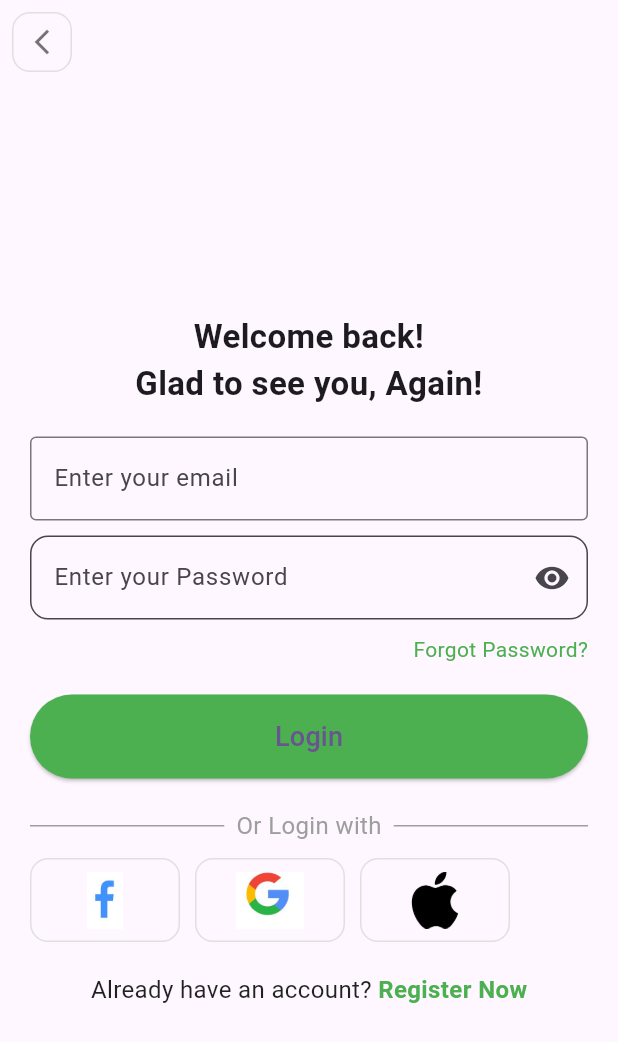
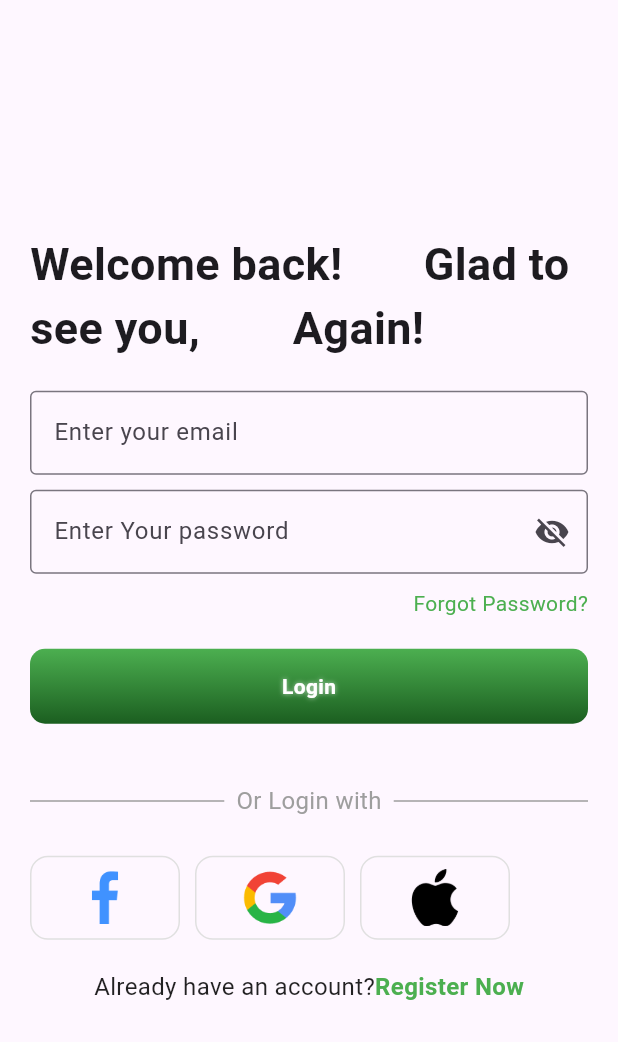
Before and after one commit to zulfiqaralihunzai05/islamic_app, a Flutter app: the screen it shows after launch, on a phone screen of 412 x 824 dp. Shown: the top 1042 px of the screen. Run offline on Flutter 3.47's test engine with Material 3 defaults, Android fonts, the light colour scheme and no system bars.

Commit message:
Login Screen

```diff
--- /dev/null
+++ b/lib/common/widgets/email_text_field.dart
@@ -0,0 +1,20 @@
+import 'package:flutter/material.dart';
+
+class TextField1 extends StatelessWidget {
+  final String textFieldTitle;
+  const TextField1 ({
+    super.key,
+    required this.textFieldTitle,
+  });
+
+  @override
+  Widget build(BuildContext context) {
+    return TextField(
+      decoration: InputDecoration(
+        border: OutlineInputBorder(),
+        hintText: textFieldTitle,
+
+      ),
+    );
+  }
+}
--- /dev/null
+++ b/lib/common/widgets/login_button.dart
@@ -0,0 +1,42 @@
+import 'package:flutter/cupertino.dart';
+import 'package:flutter/material.dart';
+
+class button1 extends StatelessWidget {
+  final String textLabel;
+  const button1({
+    super.key,
+    required this.textLabel,
+  });
+
+  @override
+  Widget build(BuildContext context) {
+    return Container(
+      height: 50,
+      width: 250,
+      decoration: BoxDecoration(
+        gradient: LinearGradient(
+          colors: [Colors.green, Colors.green[900]!],
+          begin: Alignment.topCenter,
+          end: Alignment.bottomCenter,
+        ),
+        borderRadius: BorderRadius.circular(10),
+      ),
+      child: Center(
+        child: Text(
+         textLabel,
+          style: TextStyle(
+            color: Colors.white,
+            fontWeight: FontWeight.bold,
+            shadows: [
+              Shadow(
+                blurRadius: 4.0,
+                color: Colors.white70,
+                offset: Offset(0, 0),
+              ),
+            ],
+          ),
+        ),
+      ),
+    );
+  }
+}
--- /dev/null
+++ b/lib/common/widgets/register_now_text.dart
@@ -0,0 +1,35 @@
+import 'package:flutter/material.dart';
+class bottomtext extends StatelessWidget {
+  final String text1;
+  final String text2;
+
+
+  const bottomtext({
+    super.key, required this.text1, required this.text2,
+  });
+
+  @override
+  Widget build(BuildContext context) {
+    return Row(
+      mainAxisAlignment: MainAxisAlignment.center,
+      children: [
+        Text(
+          text1,
+
+          style: TextStyle(color: Colors.black87, fontSize: 16),
+        ),
+        GestureDetector(
+          onTap: () {},
+          child: Text(
+            text2,
+            style: TextStyle(
+              color: Colors.green,
+              fontSize: 16,
+              fontWeight: FontWeight.bold,
+            ),
+          ),
+        ),
+      ],
+    );
+  }
+}
--- /dev/null
+++ b/lib/common/widgets/social_login_buttons .dart
@@ -0,0 +1,64 @@
+import 'package:flutter/material.dart';
+class imageswidget extends StatelessWidget {
+  final String image1;
+  final String image2;
+  final String image3;
+  const imageswidget({
+    super.key,
+    required this.image1,
+    required this.image2,
+    required this.image3,
+  });
+
+  @override
+  Widget build(BuildContext context) {
+    return Row(
+      children: [
+        Container(
+          height: 56,
+          width: 100,
+          padding: EdgeInsets.all(8),
+          decoration: BoxDecoration(
+            borderRadius: BorderRadius.circular(12),
+            border: Border.all(color: Colors.grey.shade300),
+          ),
+          child: Image.asset(
+            image1,
+            height: 50,
+            width: 50,
+          ),
+        ),
+        SizedBox(width: 10),
+        Container(
+          height: 56,
+          width: 100,
+          padding: EdgeInsets.all(8),
+          decoration: BoxDecoration(
+            borderRadius: BorderRadius.circular(12),
+            border: Border.all(color: Colors.grey.shade300),
+          ),
+          child: Image.asset(
+           image2,
+            height: 50,
+            width: 50,
+          ),
+        ),
+        SizedBox(width: 10),
+        Container(
+          height: 56,
+          width: 100,
+          padding: EdgeInsets.all(8),
+          decoration: BoxDecoration(
+            borderRadius: BorderRadius.circular(12),
+            border: Border.all(color: Colors.grey.shade300),
+          ),
+          child: Image.asset(
+            image3,
+            height: 50,
+            width: 50,
+          ),
+        ),
+      ],
+    );
+  }
+}
--- /dev/null
+++ b/lib/common/widgets/wellcome_text.dart
@@ -0,0 +1,18 @@
+import 'package:flutter/cupertino.dart';
+
+class titletext extends StatelessWidget {
+  final String text;
+  const titletext({
+    super.key,
+    required this.text,
+  });
+
+  @override
+  Widget build(BuildContext context) {
+    return Text(
+      text,
+      style: TextStyle(fontSize: 30, fontWeight: FontWeight.bold),
+      textAlign: TextAlign.left,
+    );
+  }
+}
--- a/lib/presentation/screen/Auth/View/login_screen.dart
+++ b/lib/presentation/screen/Auth/View/login_screen.dart
@@ -1,67 +1,47 @@
 import 'package:flutter/material.dart';
 
+import '../../../../common/widgets/register_now_text.dart';
+import '../../../../common/widgets/login_button.dart';
+import '../../../../common/widgets/social_login_buttons .dart';
+import '../../../../common/widgets/email_text_field.dart';
+import '../../../../common/widgets/wellcome_text.dart';
+
 class LoginScreen extends StatefulWidget {
-  const LoginScreen ({super.key});
+  const LoginScreen({super.key});
 
   @override
   State<LoginScreen> createState() => _LoginScreenState();
 }
 
 class _LoginScreenState extends State<LoginScreen> {
-  bool _obscureText = false;
+  bool _obscureText = true;
 
   @override
   Widget build(BuildContext context) {
     return Scaffold(
       resizeToAvoidBottomInset: false,
-      appBar: AppBar(
-        leading: Padding(
-          padding: const EdgeInsets.all(8.0),
-          child: GestureDetector(
-            onTap: () {
-              Navigator.pop(context);
-            },
-            child: Container(
-              padding: EdgeInsets.all(8),
-              decoration: BoxDecoration(
-                borderRadius: BorderRadius.circular(12),
-                border: Border.all(color: Colors.grey.shade300),
-              ),
-              child: Icon(
-                Icons.arrow_back_ios_new,
-                size: 20,
-                color: Colors.black54,
-              ),
-            ),
-          ),
-        ),
-      ),
       body: Padding(
         padding: const EdgeInsets.all(20.0),
         child: Column(
           mainAxisAlignment: MainAxisAlignment.center,
-          crossAxisAlignment: CrossAxisAlignment.stretch,
+          crossAxisAlignment: CrossAxisAlignment.start,
           children: [
-            Text(
-              "Welcome back!\nGlad to see you, Again!",
-              style: TextStyle(fontSize: 22, fontWeight: FontWeight.bold),
-              textAlign: TextAlign.center,
+            titletext(
+              text: "Welcome back!       Glad to see you,        Again!",
             ),
+            Column(
+              mainAxisAlignment: MainAxisAlignment.center,
+              crossAxisAlignment: CrossAxisAlignment.center,
+              children: [
                 SizedBox(height: 20),
-            TextField(
-              decoration: InputDecoration(
-                border: OutlineInputBorder(),
-                hintText: "Enter your email",
+                TextField1(
+                  textFieldTitle: "Enter your email",
                 ),
-            ),
-
                 SizedBox(height: 10),
                 TextField(
                   obscureText: _obscureText,
                   style: TextStyle(color: Colors.black),
                   decoration: InputDecoration(
-                filled: true,
-                fillColor: Colors.transparent,
                     suffixIcon: IconButton(
                       icon: Icon(
                         _obscureText ? Icons.visibility_off : Icons.visibility,
@@ -72,9 +52,12 @@ class _LoginScreenState extends State<LoginScreen> {
                         });
                       },
                     ),
-                hintText: "Enter your Password",
+                    hintText: "Enter Your password",
                     border: OutlineInputBorder(
-                  borderRadius: BorderRadius.circular(12),
+                      borderSide: BorderSide(
+                        color: Colors.grey,
+                        // width: 10,
+                      ),
                     ),
                   ),
                 ),
@@ -87,15 +70,13 @@ class _LoginScreenState extends State<LoginScreen> {
                   ),
                 ),
                 SizedBox(height: 20),
-            ElevatedButton(
-              style: ElevatedButton.styleFrom(
-                backgroundColor: Colors.green,
-                padding: EdgeInsets.symmetric(vertical: 15),
+                SizedBox(
+                  width:double.infinity,
+                  child: button1(
+                    textLabel: 'Login',
                   ),
-              onPressed: () {},
-              child: Text("Login", style: TextStyle(fontSize: 18)),
                 ),
-            SizedBox(height: 20),
+                SizedBox(height: 40),
                 Row(
                   children: [
                     Expanded(child: Divider(color: Colors.grey, thickness: 1)),
@@ -109,76 +90,19 @@ class _LoginScreenState extends State<LoginScreen> {
                     Expanded(child: Divider(color: Colors.grey, thickness: 1)),
                   ],
                 ),
-            SizedBox(height: 10),
-            Row(
-              children: [
-                Container(
-                  height: 56,
-                  width: 100,
-                  padding: EdgeInsets.all(8),
-                  decoration: BoxDecoration(
-                    borderRadius: BorderRadius.circular(12),
-                    border: Border.all(color: Colors.grey.shade300),
+                SizedBox(height: 25),
+                imageswidget(
+                  image1: 'assets/images/facebook_ic (1).png',
+                  image2: 'assets/images/google_ic (1).png',
+                  image3: 'assets/images/cib_apple.png',
                 ),
-                  child: Image.asset(
-                    'assets/images/facebook.JPG',
-                    height: 50,
-                    width: 50,
-                  ),
-                ),
-                SizedBox(width: 10),
-                Container(
-                  height: 56,
-                  width: 100,
-                  padding: EdgeInsets.all(8),
-                  decoration: BoxDecoration(
-                    borderRadius: BorderRadius.circular(12),
-                    border: Border.all(color: Colors.grey.shade300),
-                  ),
-                  child: Image.asset(
-                    'assets/images/google.JPG',
-                    height: 50,
-                    width: 50,
-                  ),
-                ),
-                SizedBox(width: 10),
-                Container(
-                  height: 56,
-                  width: 100,
-                  padding: EdgeInsets.all(8),
-                  decoration: BoxDecoration(
-                    borderRadius: BorderRadius.circular(12),
-                    border: Border.all(color: Colors.grey.shade300),
-                  ),
-                  child: Image.asset(
-                    'assets/images/cib_apple.png',
-                    height: 50,
-                    width: 50,
-                  ),
+                SizedBox(height: 20),
+                bottomtext(
+                  text1: 'Already have an account?',
+                  text2: 'Register Now',
                 ),
               ],
-            ),
-            SizedBox(height: 20),
-            Row(
-              mainAxisAlignment: MainAxisAlignment.center,
-              children: [
-                Text(
-                  'Already have an account? ',
-                  style: TextStyle(color: Colors.black87, fontSize: 16),
-                ),
-                GestureDetector(
-                  onTap: () {},
-                  child: Text(
-                    'Register Now',
-                    style: TextStyle(
-                      color: Colors.green,
-                      fontSize: 16,
-                      fontWeight: FontWeight.bold,
-                    ),
-                  ),
-                ),
-              ],
-            ),
+            )
           ],
         ),
       ),
```
Also changed, not shown: assets/images/facebook.JPG (deleted), assets/images/facebook_ic (1).png (added), assets/images/google.JPG (deleted), assets/images/google_ic (1).png (added), 4 other files. Lines whose indentation alone changed are shown as unchanged.
